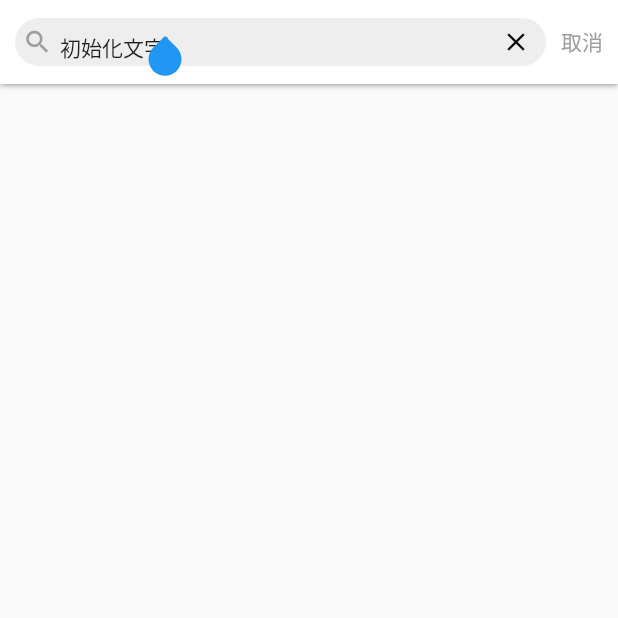
After one commit to epmouse/FlowerNew, a Flutter app: the screen it shows after launch, after a tap on "toSearch", on a phone screen of 412 x 824 dp, the top half of it. The commit adds this screen. Run offline on Flutter 3.47's test engine with Material 2 defaults, Android fonts, the phone set to English and light mode, and no system bars; missing offline and left inert: flutter_webview_plugin.

Commit message:
搜索框完善

```diff
--- a/lib/main.dart
+++ b/lib/main.dart
@@ -3,6 +3,7 @@ import 'package:flower_app/pages/page_flowers.dart';
 import 'package:flower_app/pages/page_home.dart';
 import 'package:flower_app/pages/page_knowlege.dart';
 import 'package:flower_app/pages/page_me.dart';
+import 'package:flower_app/pages/page_search.dart';
 import 'package:flower_app/utils/routes_util.dart';
 import 'package:flutter/material.dart';
 
--- a/lib/pages/page_home.dart
+++ b/lib/pages/page_home.dart
@@ -1,4 +1,4 @@
-import 'package:flower_app/utils/utils.dart';
+import 'package:flower_app/pages/page_search.dart';
 import 'package:flutter/material.dart';
 
 class Home extends StatefulWidget {
@@ -7,105 +7,33 @@ class Home extends StatefulWidget {
 }
 
 class HomeState extends State<Home> {
-  final TextEditingController _textController =
-      TextEditingController(text: '初始搜索文字');
 
   @override
+  void initState() {
+    super.initState();
+    print('home--> initState');
+
+  }
+  @override
   Widget build(BuildContext context) {
-    return Container(
-      color: Colors.white,
-      child: Column(
-        children: <Widget>[
-          _getSearchTitle(),
-        ],
+    print('home--> build');
+    return Scaffold(
+      body: Center(
+        child: RaisedButton(
+          child: Text('toSearch'),
+          onPressed: () {
+            Navigator.pushNamed(context, Search.routerName,
+                arguments: SearchModel(
+                    bgColor: Colors.white, initSearchText: '初始化文字',statusBarFontColor: Brightness.dark));
+          },
+        ),
       ),
     );
   }
 
-  _getSearchTitle() {
-    return Container(
-      height: 48 + Utils.getStatusBarHeight(context),
-      color: Colors.green[300],
-      child: Column(
-        children: <Widget>[
-          Container(
-            color: Colors.green[200],
-            height: Utils.getStatusBarHeight(context),
-          ),
-          Expanded(
-            child: Row(
-              children: <Widget>[
-                Expanded(
-                  child: _getInput(),
-                ),
-                GestureDetector(
-                  onTap: () {
-                    //todo 调用搜索接口
-                  },
-                  child: Text('搜索'),
-                ),
-                Padding(
-                  padding: EdgeInsets.all(5),
-                ),
-              ],
-            ),
-          ),
-        ],
-      ),
-    );
-  }
-
-  /// 搜索框
-  _getInput() {
-    return Container(
-      margin: EdgeInsets.only(left: 10, right: 10),
-      padding: EdgeInsets.only(left: 5, right: 10),
-      alignment: Alignment.center,
-      height: 32,
-      decoration: BoxDecoration(
-          color: Colors.grey[200],
-          borderRadius: BorderRadius.all(Radius.circular(16))),
-      child: Row(
-        crossAxisAlignment: CrossAxisAlignment.center,
-        children: <Widget>[
-          Icon(
-            Icons.search,
-            color: Colors.grey,
-            size: 20,
-          ),
-          Expanded(
-            child: Padding(
-              padding: EdgeInsets.only(top: 20, left: 5),
-              child: TextField(
-                style: TextStyle(
-                  fontSize: 14,
-                  color: Colors.grey,
-                ),
-                textAlign: TextAlign.left,
-                controller: _textController,
-                //初始搜索值（非hintText）
-                autofocus: true,
-                decoration: InputDecoration(
-                  border: InputBorder.none,
-                ),
-                onChanged: (text) {
-                  print(text);
-                },
-              ),
-            ),
-          ),
-          GestureDetector(
-            onTap: () {
-              _textController.text = '';
-            },
-            child: Icon(
-              Icons.clear,
-              color: Colors.grey,
-              size: 20,
-            ),
-          ),
-        ],
-      ),
-    );
+  @override
+  void dispose() {
+    super.dispose();
+    print('home--> dispose');
   }
 }
--- a/lib/pages/page_me.dart
+++ b/lib/pages/page_me.dart
@@ -9,8 +9,8 @@ class Me extends StatefulWidget {
 class MeState extends State<Me> {
   @override
   Widget build(BuildContext context) {
-    return Center(
-      child: Text('第四页'),
+    return Scaffold(
+      appBar: AppBar(),
     );
   }
 }
--- /dev/null
+++ b/lib/pages/page_search.dart
@@ -0,0 +1,73 @@
+import 'package:flower_app/utils/util_status_bar.dart';
+import 'package:flower_app/widgets/widget_search_title.dart';
+import 'package:flutter/material.dart';
+import 'package:flutter/services.dart';
+
+class Search extends StatefulWidget {
+  static const routerName = '/search';
+
+  @override
+  State<StatefulWidget> createState() => SearchState();
+}
+
+class SearchState extends State<Search> {
+  SearchModel _arguments;
+
+  @override
+  void initState() {
+    super.initState();
+    print('Search--> initState');
+  }
+
+  @override
+  Widget build(BuildContext context) {
+    print('Search--> build');
+    _arguments = ModalRoute.of(context).settings.arguments;
+    return Scaffold(
+      body: Column(
+        children: <Widget>[
+          _getSearchTitle(),
+        ],
+      ),
+    );
+  }
+
+  _getSearchTitle() {
+    return Container(
+      decoration: BoxDecoration(
+        boxShadow: [BoxShadow(blurRadius: 3, color: Colors.grey[600])],
+      ),
+      child: Column(
+        mainAxisSize: MainAxisSize.min,
+        children: <Widget>[
+          Container(
+            color: _arguments.bgColor,
+            height: StatusBarUtils.getStatusBarHeight(context),
+          ),
+          SearchTitleBar(
+              bgColor: _arguments.bgColor,
+              initSearchText: _arguments.initSearchText ?? ''),
+        ],
+      ),
+    );
+  }
+
+  @override
+  void dispose() {
+    super.dispose();
+    print('Search--> dispose');
+  }
+}
+
+class SearchModel {
+  final Color bgColor;
+  final String initSearchText;
+  final Color rightTextColor;
+  final Brightness statusBarFontColor;
+
+  SearchModel(
+      {this.bgColor = Colors.white,
+      this.initSearchText,
+      this.rightTextColor,
+      this.statusBarFontColor = Brightness.dark});
+}
--- a/lib/utils/routes_util.dart
+++ b/lib/utils/routes_util.dart
@@ -1,10 +1,12 @@
-import 'package:flower_app/page_webview.dart';
+import 'package:flower_app/pages/page_webview.dart';
+import 'package:flower_app/pages/page_search.dart';
 import 'package:flutter/material.dart';
 
 class MyRoutes {
   static Map<String, WidgetBuilder> getRoutes(){
      return <String, WidgetBuilder>{
          WebViewPage.routeName:(context)=> WebViewPage(),
+         Search.routerName:(context) => Search(),
       };
   }
 }
--- /dev/null
+++ b/lib/utils/util_status_bar.dart
@@ -0,0 +1,15 @@
+import 'package:flutter/material.dart';
+import 'package:flutter/services.dart';
+class StatusBarUtils {
+  static double getStatusBarHeight(BuildContext context) {
+    return MediaQuery.of(context).padding.top;
+  }
+
+  /// statusBarBrightness  状态栏文字颜色  黑和白  Brightness.light   Brightness.dark
+ static void setStatusColor(Color statusBarColor,Brightness statusBarBrightness) {
+    SystemChrome.setSystemUIOverlayStyle(SystemUiOverlayStyle(
+        statusBarColor: statusBarColor,
+        statusBarIconBrightness: statusBarBrightness,
+    ));
+  }
+}
--- a/lib/utils/utils.dart
+++ /dev/null
@@ -1,6 +0,0 @@
-import 'package:flutter/material.dart';
-class Utils {
-  static double getStatusBarHeight(BuildContext context) {
-    return MediaQuery.of(context).padding.top;
-  }
-}
--- /dev/null
+++ b/lib/widgets/widget_search_title.dart
@@ -0,0 +1,138 @@
+import 'package:flower_app/utils/util_color.dart';
+import 'package:flutter/material.dart';
+
+class SearchTitleBar extends StatefulWidget {
+  final Color bgColor;
+  final String initSearchText;
+  final Color rightTextColor;
+  final ValueChanged<String> onChanged;
+
+  SearchTitleBar(
+      {this.bgColor = Colors.white,
+      this.initSearchText,
+      this.rightTextColor = Colors.grey,
+      this.onChanged});
+
+  @override
+  State<StatefulWidget> createState() {
+    return SearchTitleBarState();
+  }
+}
+
+class SearchTitleBarState extends State<SearchTitleBar> {
+  TextEditingController _textController;
+  bool _noText = true;
+
+  @override
+  void initState() {
+    super.initState();
+    _textController = TextEditingController(text: widget.initSearchText);
+    _noText = widget.initSearchText == null;
+  }
+
+  @override
+  Widget build(BuildContext context) {
+    return _getSearchTitle();
+  }
+
+  _getSearchTitle() {
+    return Container(
+      decoration: BoxDecoration(
+        color: widget.bgColor,
+      ),
+      height: 56,
+      child: Row(
+        children: <Widget>[
+          Expanded(
+            child: _getInput(),
+          ),
+          GestureDetector(
+            onTap: () {
+              Navigator.of(context).pop();
+            },
+            child: Text(
+              '取消',
+              style: TextStyle(fontSize: 14, color: widget.rightTextColor),
+            ),
+          ),
+          Padding(
+            padding: EdgeInsets.all(5),
+          ),
+        ],
+      ),
+    );
+  }
+
+  /// 搜索框
+  _getInput() {
+    return Container(
+      margin: EdgeInsets.only(left: 10, right: 10),
+      padding: EdgeInsets.only(left: 5,),
+      alignment: Alignment.center,
+      height: 32,
+      decoration: BoxDecoration(
+          color: Colors.grey[200],
+          borderRadius: BorderRadius.all(Radius.circular(16))),
+      child: Row(
+        crossAxisAlignment: CrossAxisAlignment.center,
+        children: <Widget>[
+          Icon(
+            Icons.search,
+            color: Colors.grey,
+            size: 20,
+          ),
+          Expanded(
+            child: Padding(
+              padding: EdgeInsets.only(top: 20, left: 5),
+              child: TextField(
+                style: TextStyle(
+                  fontSize: 14,
+                ),
+                textAlign: TextAlign.left,
+                controller: _textController,
+                //初始搜索值（非hintText）
+                autofocus: true,
+                decoration: InputDecoration(
+                  border: InputBorder.none,
+                ),
+                onChanged: (text) {
+                  _resetOffstage();
+                  widget.onChanged(text);
+                  //todo 请求搜索接口
+                },
+              ),
+            ),
+          ),
+          Offstage(
+            offstage: _noText,
+            child: GestureDetector(
+              onTap: () {
+                _textController.text = '';
+                _resetOffstage();
+              },
+              child: Container(//给容器宽度，增大icon的点击区域。
+                width: 40,
+                height: 30,
+                padding: EdgeInsets.only(right: 10),
+                alignment: Alignment.centerRight,
+                child: Icon(
+                  Icons.clear,
+                  color: Colors.black,
+                  size: 20,
+                ),
+              ),
+            ),
+          ),
+        ],
+      ),
+    );
+  }
+
+  ///重置搜索框的清空按钮状态，搜索框文字为空则隐藏
+  _resetOffstage() {
+    setState(() {
+      _noText =
+          _textController.text == null || _textController.text.length == 0;
+    });
+  }
+}
```
Also changed, not shown: lib/flwer.json (added, +62 -0 lines), lib/pages/page_webview.dart (renamed from lib/page_webview.dart, +19 -22 lines), lib/utils/util_color.dart (added, +7 -0 lines).
